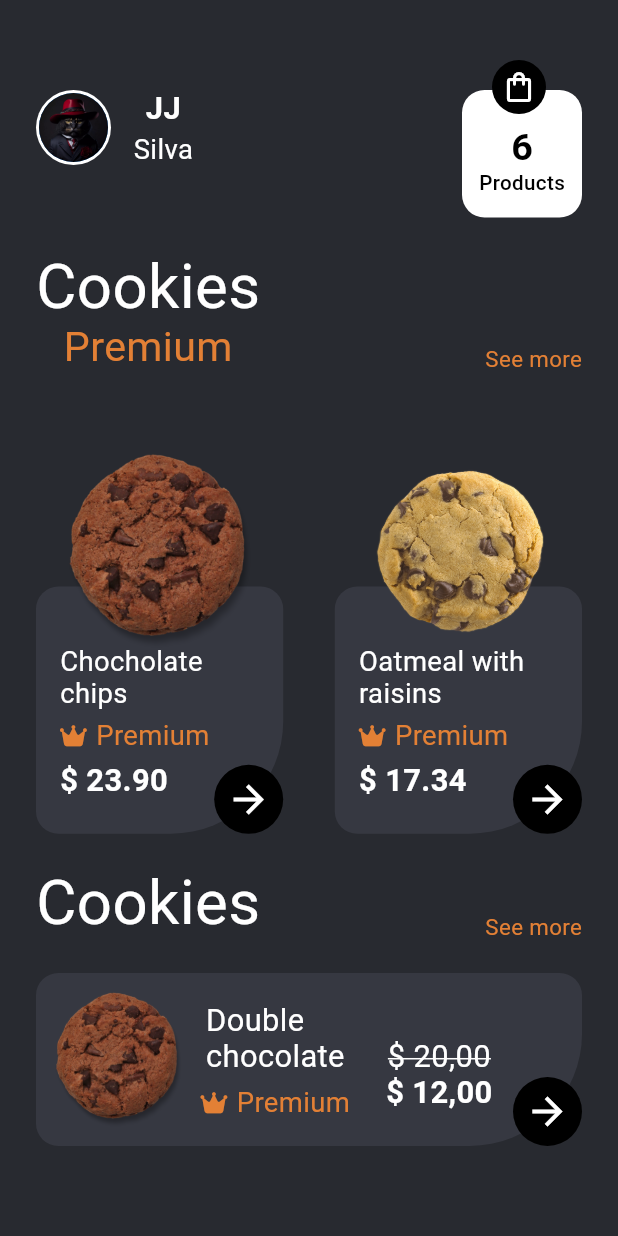
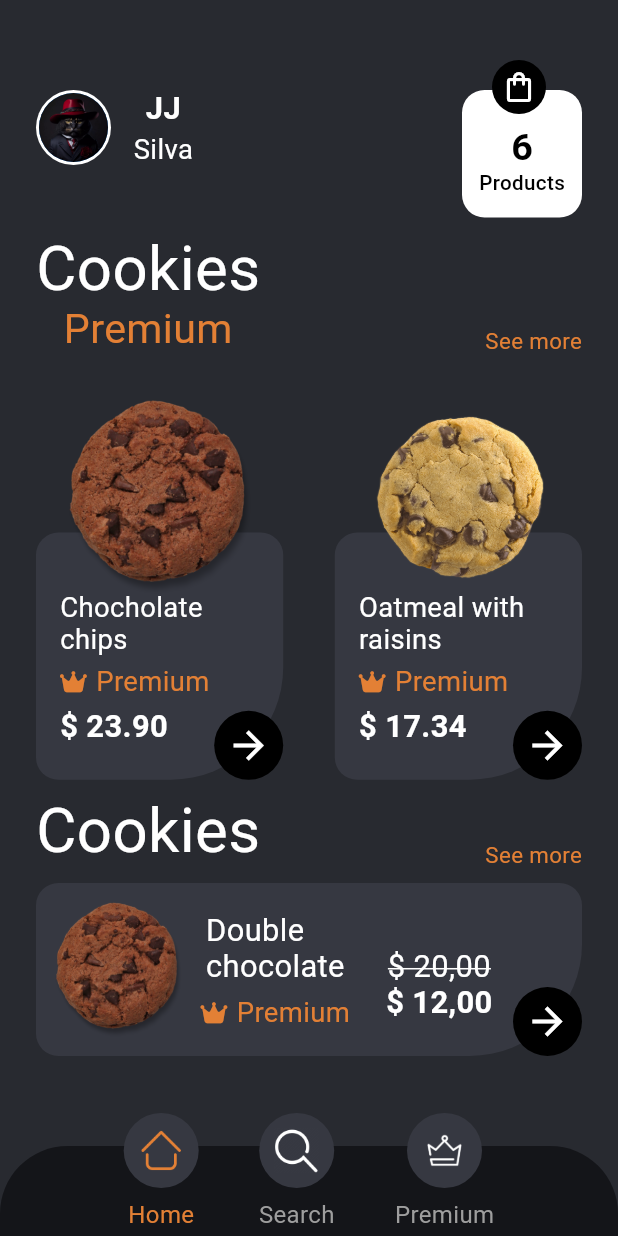
Before and after one commit to RFBruno/flutter-cookies-app, a Flutter app: the screen it shows after launch, on a phone screen of 412 x 824 dp. Run offline on Flutter 3.47's test engine with Material 2 defaults, Android fonts, the phone set to English and light mode, and no system bars; our stand-ins replace flutter_screenutil, font_awesome_flutter, money_formatter.

Commit message:
Ajustes no bottom nav

```diff
--- a/lib/app/pages/home/home_page.dart
+++ b/lib/app/pages/home/home_page.dart
@@ -1,5 +1,6 @@
 import 'package:cookies_app/app/models/cookie_model.dart';
 import 'package:cookies_app/app/pages/home/widgets/avatar_widget.dart';
+import 'package:cookies_app/app/pages/home/widgets/bottom_nav_bar_widget.dart';
 import 'package:cookies_app/app/pages/home/widgets/cart_widget.dart';
 import 'package:cookies_app/app/pages/home/widgets/cookie_card.dart';
 import 'package:cookies_app/app/pages/home/widgets/cookies_bar_widget.dart';
@@ -16,7 +17,7 @@ class HomePage extends StatelessWidget {
     var size = MediaQuery.of(context).size;
     return Scaffold(
       body: Body(size: size),
-      // bottomNavigationBar: const BottomNavBarWidget(),
+      bottomNavigationBar: const BottomNavBarWidget(),
     );
   }
 }
--- a/lib/app/pages/home/widgets/bottom_nav_bar_widget.dart
+++ b/lib/app/pages/home/widgets/bottom_nav_bar_widget.dart
@@ -1,11 +1,20 @@
+import 'package:cookies_app/app/pages/home/widgets/nav_bar_button_widget.dart';
 import 'package:flutter/material.dart';
 
-class BottomNavBarWidget extends StatelessWidget {
+class BottomNavBarWidget extends StatefulWidget {
   const BottomNavBarWidget({super.key});
+
+  @override
+  State<BottomNavBarWidget> createState() => _BottomNavBarWidgetState();
+}
+
+class _BottomNavBarWidgetState extends State<BottomNavBarWidget> {
+  int index = 0;
 
   @override
   Widget build(BuildContext context) {
     return Stack(
+      clipBehavior: Clip.none,
       children: [
         Container(
           height: 60,
@@ -16,22 +25,30 @@ class BottomNavBarWidget extends StatelessWidget {
             ),
           ),
         ),
-        Row(
-          children: [
-            Column(
-              children: [
-                Container(
-                  height: 50,
-                  width: 50,
-                  decoration: BoxDecoration(
-                    shape: BoxShape.circle,
-                    color: Theme.of(context).cardColor,
-                  ),
-                  child: const Icon(Icons.home_outlined),
-                )
-              ],
-            )
-          ],
+        const Positioned.fill(
+          top: -22,
+          child: Row(
+            mainAxisAlignment: MainAxisAlignment.center,
+            children: [
+              NavBarButtonWidget(
+                icon: 'assets/images/home-icon.png',
+                label: 'Home',
+                isSelected: true,
+              ),
+              SizedBox(width: 40),
+              NavBarButtonWidget(
+                icon: 'assets/images/search-icon.png',
+                label: 'Search',
+                isSelected: false,
+              ),
+              SizedBox(width: 40),
+              NavBarButtonWidget(
+                icon: 'assets/images/crown-icon.png',
+                label: 'Premium',
+                isSelected: false,
+              ),
+            ],
+          ),
         )
       ],
     );
--- /dev/null
+++ b/lib/app/pages/home/widgets/nav_bar_button_widget.dart
@@ -0,0 +1,43 @@
+// ignore_for_file: public_member_api_docs, sort_constructors_first
+import 'package:flutter/material.dart';
+
+class NavBarButtonWidget extends StatelessWidget {
+  final String icon;
+  final String label;
+  final bool isSelected;
+  const NavBarButtonWidget({
+    Key? key,
+    required this.icon,
+    required this.label,
+    required this.isSelected,
+  }) : super(key: key);
+
+  @override
+  Widget build(BuildContext context) {
+    return Column(
+      children: [
+        Container(
+          height: 50,
+          width: 50,
+          padding:
+              icon.contains('crown-icon') ? null : const EdgeInsets.all(10),
+          decoration: BoxDecoration(
+            shape: BoxShape.circle,
+            color: Theme.of(context).cardColor,
+          ),
+          child: Image.asset(
+            icon,
+            color: isSelected ? Theme.of(context).highlightColor : Colors.white,
+          ),
+        ),
+        const SizedBox(height: 8),
+        Text(
+          label,
+          style: TextStyle(
+            color: isSelected ? Theme.of(context).highlightColor : Colors.grey,
+          ),
+        )
+      ],
+    );
+  }
+}
```
Also changed, not shown: assets/images/crown-icon.png (added), assets/images/home-icon.png (added), assets/images/search-icon.png (added), assets/images/teste.jpg (added).
